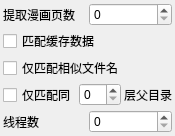
First picture: the form in components/widget_setting_match/res/setting_match.ui, repository PPJUST/ComicDup, before the edit.
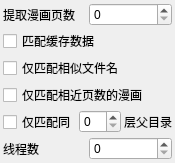
Second picture: the form after the edit.

Commit message: 新增：相近页数的匹配选项

The edit to the form file:
```diff
--- a/components/widget_setting_match/res/setting_match.ui
+++ b/components/widget_setting_match/res/setting_match.ui
@@ -67,6 +67,13 @@
      </property>
     </widget>
    </item>
+   <item>
+    <widget class="QCheckBox" name="checkBox_match_nearr_page_count">
+     <property name="text">
+      <string>仅匹配相近页数的漫画</string>
+     </property>
+    </widget>
+   </item>
    <item>
     <layout class="QHBoxLayout" name="horizontalLayout_2">
      <item>
```
The commit also changes 9 other files.
